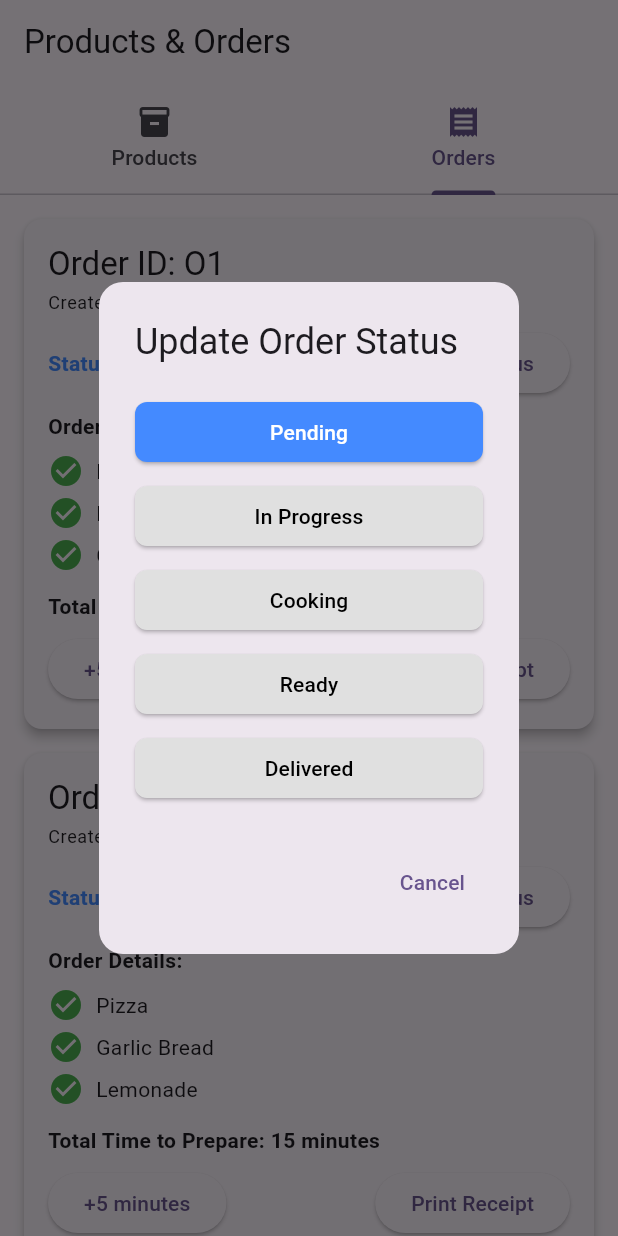
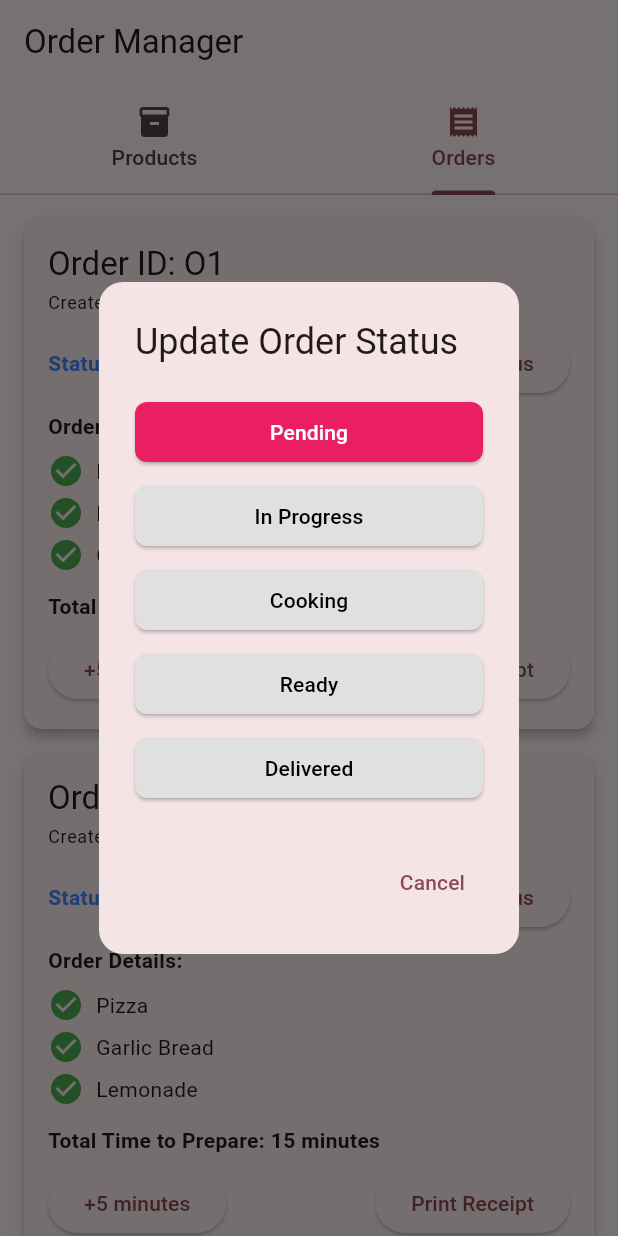
Before and after one commit to WorkWithAfridi/TRTOrderManagerPOS-Flutter, a Flutter app: the screen it shows after launch, tab 2 chosen, after a tap on "Update Status", on a phone screen of 412 x 824 dp. Run offline on Flutter 3.47's test engine with Material 3 defaults, Android fonts, the phone set to English and light mode, and no system bars; our stand-ins replace pdf, printing.

Commit message:
Updated theming

```diff
--- a/lib/main.dart
+++ b/lib/main.dart
@@ -1,3 +1,5 @@
+import 'dart:async';
+
 import 'package:flutter/material.dart';
 import 'package:intl/intl.dart';
 
@@ -8,31 +10,17 @@ void main() {
 class MyApp extends StatelessWidget {
   const MyApp({super.key});
 
-  // This widget is the root of your application.
   @override
   Widget build(BuildContext context) {
     return MaterialApp(
       title: 'Flutter Demo',
       theme: ThemeData(
-        // This is the theme of your application.
-        //
-        // TRY THIS: Try running your application with "flutter run". You'll see
-        // the application has a purple toolbar. Then, without quitting the app,
-        // try changing the seedColor in the colorScheme below to Colors.green
-        // and then invoke "hot reload" (save your changes or press the "hot
-        // reload" button in a Flutter-supported IDE, or press "r" if you used
-        // the command line to start the app).
-        //
-        // Notice that the counter didn't reset back to zero; the application
-        // state is not lost during the reload. To reset the state, use hot
-        // restart instead.
-        //
-        // This works for code too, not just values: Most code changes can be
-        // tested with just a hot reload.
-        colorScheme: ColorScheme.fromSeed(seedColor: Colors.deepPurple),
+        colorScheme: ColorScheme.fromSeed(
+          seedColor: Colors.pink, // Set primary color to Colors.pink[700]
+        ),
         useMaterial3: true,
       ),
-      home: const DashboardView(),
+      home: const SplashScreen(),
     );
   }
 }
@@ -46,7 +34,7 @@ class DashboardView extends StatelessWidget {
       length: 2,
       child: Scaffold(
         appBar: AppBar(
-          title: const Text('Products & Orders'),
+          title: const Text('Order Manager'),
           bottom: const TabBar(
             tabs: [
               Tab(icon: Icon(Icons.inventory), text: 'Products'),
@@ -277,7 +265,7 @@ class _OrdersPageState extends State<OrdersPage> {
                       Navigator.pop(context); // Close the dialog
                     },
                     style: ElevatedButton.styleFrom(
-                      backgroundColor: orderStatuses[index] == status ? Colors.blueAccent : Colors.grey[300],
+                      backgroundColor: orderStatuses[index] == status ? Colors.pink : Colors.grey[300],
                       foregroundColor: orderStatuses[index] == status ? Colors.white : Colors.black,
                       shape: RoundedRectangleBorder(
                         borderRadius: BorderRadius.circular(8.0), // Button corner styling
@@ -302,3 +290,75 @@ class _OrdersPageState extends State<OrdersPage> {
     );
   }
 }
+
+class SplashScreen extends StatefulWidget {
+  const SplashScreen({super.key});
+
+  @override
+  _SplashScreenState createState() => _SplashScreenState();
+}
+
+class _SplashScreenState extends State<SplashScreen> {
+  @override
+  void initState() {
+    super.initState();
+    // Navigate to DashboardView after 3 seconds
+    Timer(const Duration(seconds: 3), () {
+      Navigator.pushReplacement(
+        context,
+        MaterialPageRoute(builder: (context) => const DashboardView()),
+      );
+    });
+  }
+
+  @override
+  Widget build(BuildContext context) {
+    return Scaffold(
+      backgroundColor: Colors.pink[700], // Splash screen background color
+      body: const Center(
+        child: Column(
+          mainAxisAlignment: MainAxisAlignment.center,
+          children: [
+            // Logo or Icon
+            Icon(
+              Icons.fastfood_rounded,
+              size: 80,
+              color: Colors.white,
+            ),
+            SizedBox(height: 16),
+
+            // App Name or Slogan
+            Text(
+              'Order Manager',
+              style: TextStyle(
+                fontSize: 24,
+                fontWeight: FontWeight.bold,
+                color: Colors.white,
+              ),
+            ),
+            SizedBox(height: 8),
+
+            // Subtitle or tagline
+            Text(
+              'Manage your orders effortlessly!',
+              style: TextStyle(
+                fontSize: 16,
+                color: Colors.white70,
+              ),
+            ),
+            SizedBox(height: 32),
+
+            // Loading Indicator
+            SizedBox(
+              height: 25,
+              width: 25,
+              child: CircularProgressIndicator(
+                color: Colors.white,
+              ),
+            ),
+          ],
+        ),
+      ),
+    );
+  }
+}
```
